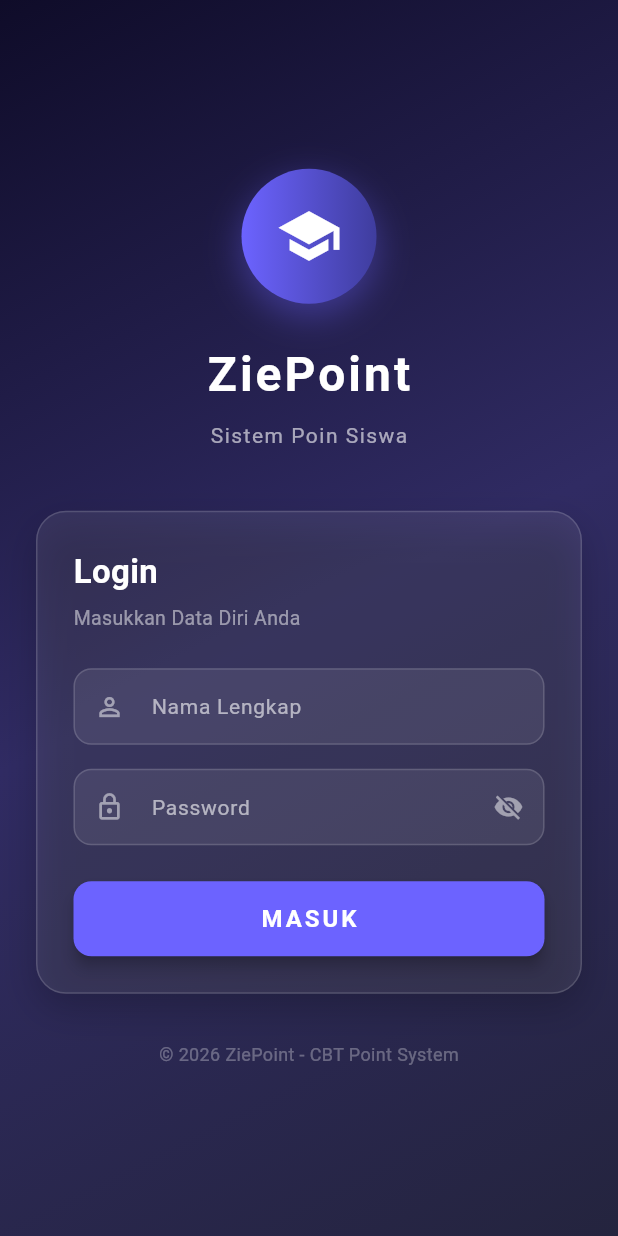
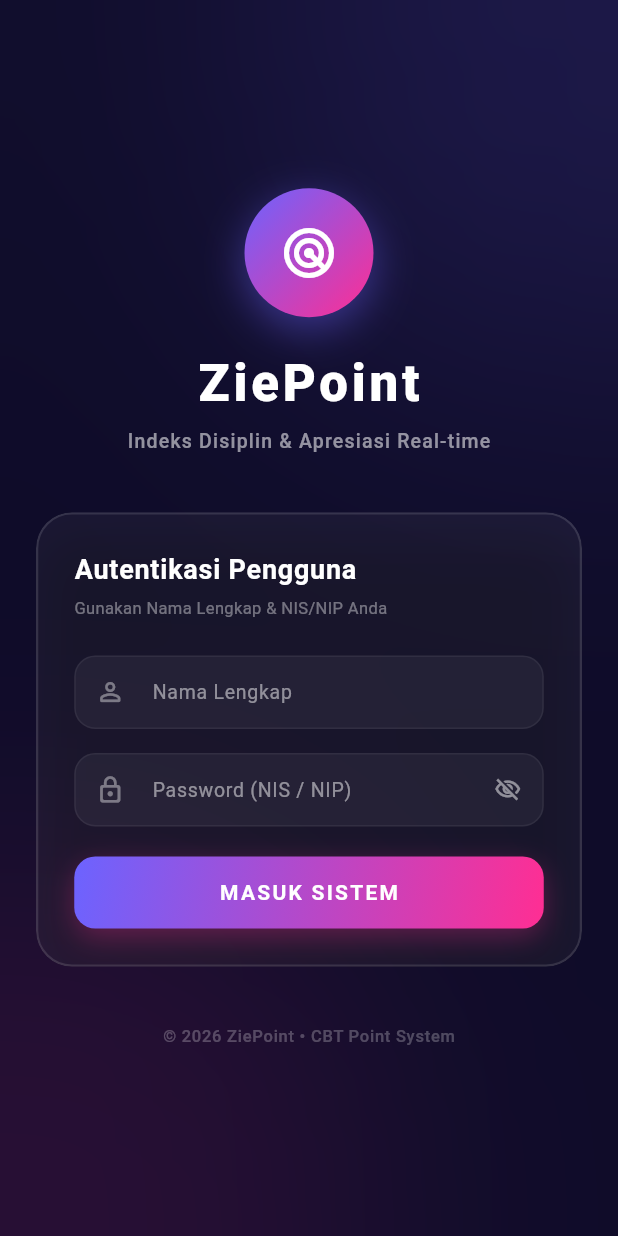
Before and after one commit to putrimaulidiayusuf/CBT-Point, a Flutter app: the screen it shows after launch, on a phone screen of 412 x 824 dp. Run offline on Flutter 3.47's test engine with Material 3 defaults, Android fonts, the phone set to English and light mode, and no system bars; our stand-ins replace qr_flutter, shared_preferences; missing offline and left inert: mobile_scanner.

Commit message:
Fix Trouble

```diff
--- a/lib/views/login_view.dart
+++ b/lib/views/login_view.dart
@@ -1,3 +1,4 @@
+import 'dart:ui';
 import 'package:flutter/material.dart';
 import 'package:provider/provider.dart';
 import '../view_models/auth_view_model.dart';
@@ -6,10 +7,8 @@ import '../view_models/guru_view_model.dart';
 import 'siswa/siswa_dashboard_view.dart';
 import 'guru/guru_main_view.dart';
 
-/// Halaman Login
-/// Form: Nama Lengkap + Password (NIP untuk guru, NIS untuk siswa)
-/// Navigasi berdasarkan role yang terdeteksi
-
+/// Halaman Login Modern & Stylish (Request #8)
+/// Menggunakan visual glassmorphism, background neon glowing, & layout futuristik
 class LoginView extends StatefulWidget {
   const LoginView({super.key});
 
@@ -29,10 +28,10 @@ class _LoginViewState extends State<LoginView> with SingleTickerProviderStateMix
     super.initState();
     _animController = AnimationController(
       vsync: this,
-      duration: const Duration(milliseconds: 800),
+      duration: const Duration(milliseconds: 1000),
     );
     _fadeAnimation = Tween<double>(begin: 0.0, end: 1.0).animate(
-      CurvedAnimation(parent: _animController, curve: Curves.easeInOut),
+      CurvedAnimation(parent: _animController, curve: Curves.fastOutSlowIn),
     );
     _animController.forward();
   }
@@ -52,7 +51,7 @@ class _LoginViewState extends State<LoginView> with SingleTickerProviderStateMix
         _passwordController.text.trim().isEmpty) {
       ScaffoldMessenger.of(context).showSnackBar(
         const SnackBar(
-          content: Text('Nama dan password harus diisi!'),
+          content: Text('Nama Lengkap dan Password wajib diisi!'),
           backgroundColor: Colors.redAccent,
         ),
       );
@@ -68,7 +67,6 @@ class _LoginViewState extends State<LoginView> with SingleTickerProviderStateMix
 
     if (success) {
       if (authVm.userRole == 'siswa' && authVm.currentSiswa != null) {
-        // Init siswa data
         final siswaVm = Provider.of<SiswaViewModel>(context, listen: false);
         await siswaVm.initSiswa(authVm.currentSiswa!.nis);
 
@@ -78,7 +76,6 @@ class _LoginViewState extends State<LoginView> with SingleTickerProviderStateMix
           MaterialPageRoute(builder: (_) => const SiswaDashboardView()),
         );
       } else if (authVm.userRole == 'guru' && authVm.currentGuru != null) {
-        // Init guru data
         final guruVm = Provider.of<GuruViewModel>(context, listen: false);
         await guruVm.initGuru(authVm.currentGuru!.nama);
 
@@ -94,88 +91,125 @@ class _LoginViewState extends State<LoginView> with SingleTickerProviderStateMix
   @override
   Widget build(BuildContext context) {
     final authVm = Provider.of<AuthViewModel>(context);
+    final size = MediaQuery.of(context).size;
 
     return Scaffold(
-      body: Container(
-        decoration: const BoxDecoration(
-          gradient: LinearGradient(
-            begin: Alignment.topLeft,
-            end: Alignment.bottomRight,
-            colors: [
-              Color(0xFF0F0C29),
-              Color(0xFF302B63),
-              Color(0xFF24243E),
-            ],
+      backgroundColor: const Color(0xFF0F0C29),
+      body: Stack(
+        children: [
+          // 1. Background Neon Circles (Glow effect)
+          Positioned(
+            top: -size.height * 0.1,
+            right: -size.width * 0.2,
+            child: Container(
+              width: size.width * 0.8,
+              height: size.width * 0.8,
+              decoration: BoxDecoration(
+                shape: BoxShape.circle,
+                color: const Color(0xFF6C63FF).withValues(alpha: 0.15),
+              ),
+              child: BackdropFilter(
+                filter: ImageFilter.blur(sigmaX: 80, sigmaY: 80),
+                child: Container(color: Colors.transparent),
               ),
             ),
-        child: SafeArea(
+          ),
+          Positioned(
+            bottom: -size.height * 0.15,
+            left: -size.width * 0.3,
+            child: Container(
+              width: size.width * 0.9,
+              height: size.width * 0.9,
+              decoration: BoxDecoration(
+                shape: BoxShape.circle,
+                color: const Color(0xFFFF2E93).withValues(alpha: 0.1),
+              ),
+              child: BackdropFilter(
+                filter: ImageFilter.blur(sigmaX: 90, sigmaY: 90),
+                child: Container(color: Colors.transparent),
+              ),
+            ),
+          ),
+
+          // 2. Main content scroll view
+          SafeArea(
             child: Center(
               child: SingleChildScrollView(
+                physics: const BouncingScrollPhysics(),
                 padding: const EdgeInsets.symmetric(horizontal: 24),
                 child: FadeTransition(
                   opacity: _fadeAnimation,
                   child: Column(
                     mainAxisAlignment: MainAxisAlignment.center,
                     children: [
-                    // Logo / Icon
+                      const SizedBox(height: 20),
+                      // Logo & Icon
                       Container(
-                      width: 90,
-                      height: 90,
+                        width: 86,
+                        height: 86,
                         decoration: BoxDecoration(
                           shape: BoxShape.circle,
                           gradient: const LinearGradient(
-                          colors: [Color(0xFF6C63FF), Color(0xFF3F3D9E)],
+                            colors: [Color(0xFF6C63FF), Color(0xFFFF2E93)],
+                            begin: Alignment.topLeft,
+                            end: Alignment.bottomRight,
                           ),
                           boxShadow: [
                             BoxShadow(
-                            color: const Color(0xFF6C63FF).withValues(alpha: 0.4),
-                            blurRadius: 20,
+                              color: const Color(0xFF6C63FF).withValues(alpha: 0.45),
+                              blurRadius: 24,
                               offset: const Offset(0, 8),
                             ),
                           ],
                         ),
                         child: const Icon(
-                        Icons.school,
+                          Icons.radar_rounded, // Futuristic icon
                           color: Colors.white,
-                        size: 44,
+                          size: 40,
                         ),
                       ),
-                    const SizedBox(height: 24),
+                      const SizedBox(height: 20),
                       // Title
                       const Text(
                         'ZiePoint',
                         style: TextStyle(
-                        fontSize: 32,
-                        fontWeight: FontWeight.bold,
+                          fontSize: 34,
+                          fontWeight: FontWeight.w900,
                           color: Colors.white,
-                        letterSpacing: 2,
+                          letterSpacing: 2.5,
                         ),
                       ),
-                    const SizedBox(height: 8),
+                      const SizedBox(height: 4),
                       Text(
-                      'Sistem Poin Siswa',
+                        'Indeks Disiplin & Apresiasi Real-time',
                         style: TextStyle(
-                        fontSize: 14,
-                        color: Colors.white.withValues(alpha: 0.6),
-                        letterSpacing: 1,
+                          fontSize: 13,
+                          color: Colors.white.withValues(alpha: 0.55),
+                          fontWeight: FontWeight.w500,
+                          letterSpacing: 0.8,
                         ),
                       ),
-                    const SizedBox(height: 40),
+                      const SizedBox(height: 38),
 
-                    // Form Card
-                    Container(
+                      // Glassmorphic Login Card
+                      ClipRRect(
+                        borderRadius: BorderRadius.circular(24),
+                        child: BackdropFilter(
+                          filter: ImageFilter.blur(sigmaX: 16, sigmaY: 16),
+                          child: Container(
                             padding: const EdgeInsets.all(24),
                             decoration: BoxDecoration(
-                        color: Colors.white.withValues(alpha: 0.08),
-                        borderRadius: BorderRadius.circular(20),
+                              color: Colors.white.withValues(alpha: 0.05),
+                              borderRadius: BorderRadius.circular(24),
                               border: Border.all(
-                          color: Colors.white.withValues(alpha: 0.15),
+                                color: Colors.white.withValues(alpha: 0.12),
+                                width: 1.5,
                               ),
                               boxShadow: [
                                 BoxShadow(
-                            color: Colors.black.withValues(alpha: 0.2),
-                            blurRadius: 20,
-                            offset: const Offset(0, 10),
+                                  color: Colors.black.withValues(alpha: 0.25),
+                                  blurRadius: 30,
+                                  offset: const Offset(0, 15),
                                 ),
                               ],
                             ),
@@ -183,44 +217,45 @@ class _LoginViewState extends State<LoginView> with SingleTickerProviderStateMix
                               crossAxisAlignment: CrossAxisAlignment.stretch,
                               children: [
                                 const Text(
-                            'Login',
+                                  'Autentikasi Pengguna',
                                   style: TextStyle(
-                              fontSize: 22,
+                                    fontSize: 18,
                                     fontWeight: FontWeight.bold,
                                     color: Colors.white,
+                                    letterSpacing: 0.5,
                                   ),
                                 ),
-                          const SizedBox(height: 6),
+                                const SizedBox(height: 4),
                                 Text(
-                            'Masukkan Data Diri Anda',
+                                  'Gunakan Nama Lengkap & NIS/NIP Anda',
                                   style: TextStyle(
-                              fontSize: 13,
-                              color: Colors.white.withValues(alpha: 0.5),
+                                    fontSize: 11,
+                                    color: Colors.white.withValues(alpha: 0.4),
                                   ),
                                 ),
                                 const SizedBox(height: 24),
 
-                          // Nama Lengkap
+                                // Nama Lengkap Field
                                 _buildTextField(
                                   controller: _namaController,
                                   label: 'Nama Lengkap',
-                            icon: Icons.person_outline,
+                                  icon: Icons.person_outline_rounded,
                                 ),
                                 const SizedBox(height: 16),
 
-                          // Password
+                                // Password / NIS Field
                                 _buildTextField(
                                   controller: _passwordController,
-                            label: 'Password',
-                            icon: Icons.lock_outline,
+                                  label: 'Password (NIS / NIP)',
+                                  icon: Icons.lock_outline_rounded,
                                   obscure: _obscurePassword,
                                   suffixIcon: IconButton(
                                     icon: Icon(
                                       _obscurePassword
-                                    ? Icons.visibility_off
-                                    : Icons.visibility,
+                                          ? Icons.visibility_off_outlined
+                                          : Icons.visibility_outlined,
                                       color: Colors.white.withValues(alpha: 0.5),
-                                size: 20,
+                                      size: 18,
                                     ),
                                     onPressed: () {
                                       setState(() {
@@ -229,23 +264,23 @@ class _LoginViewState extends State<LoginView> with SingleTickerProviderStateMix
                                     },
                                   ),
                                 ),
-                          const SizedBox(height: 24),
+                                const SizedBox(height: 20),
 
-                          // Error message
+                                // Error Banner
                                 if (authVm.errorMessage != null)
                                   Container(
                                     padding: const EdgeInsets.all(12),
                                     margin: const EdgeInsets.only(bottom: 16),
                                     decoration: BoxDecoration(
-                                color: Colors.redAccent.withValues(alpha: 0.15),
-                                borderRadius: BorderRadius.circular(10),
+                                      color: Colors.redAccent.withValues(alpha: 0.12),
+                                      borderRadius: BorderRadius.circular(12),
                                       border: Border.all(
-                                  color: Colors.redAccent.withValues(alpha: 0.3),
+                                        color: Colors.redAccent.withValues(alpha: 0.25),
                                       ),
                                     ),
                                     child: Row(
                                       children: [
-                                  const Icon(Icons.error_outline,
+                                        const Icon(Icons.error_outline_rounded,
                                             color: Colors.redAccent, size: 18),
                                         const SizedBox(width: 8),
                                         Expanded(
@@ -253,7 +288,8 @@ class _LoginViewState extends State<LoginView> with SingleTickerProviderStateMix
                                             authVm.errorMessage!,
                                             style: const TextStyle(
                                               color: Colors.redAccent,
-                                        fontSize: 13,
+                                              fontSize: 12,
+                                              fontWeight: FontWeight.w500,
                                             ),
                                           ),
                                         ),
@@ -261,34 +297,51 @@ class _LoginViewState extends State<LoginView> with SingleTickerProviderStateMix
                                     ),
                                   ),
 
-                          // Login Button
+                                // Action Button
                                 SizedBox(
-                            height: 50,
+                                  height: 48,
+                                  child: Container(
+                                    decoration: BoxDecoration(
+                                      borderRadius: BorderRadius.circular(14),
+                                      gradient: const LinearGradient(
+                                        colors: [Color(0xFF6C63FF), Color(0xFFFF2E93)],
+                                        begin: Alignment.topLeft,
+                                        end: Alignment.bottomRight,
+                                      ),
+                                      boxShadow: [
+                                        BoxShadow(
+                                          color: const Color(0xFFFF2E93).withValues(alpha: 0.3),
+                                          blurRadius: 16,
+                                          offset: const Offset(0, 6),
+                                        ),
+                                      ],
+                                    ),
                                     child: ElevatedButton(
                                       onPressed: authVm.isLoading ? null : _handleLogin,
                                       style: ElevatedButton.styleFrom(
-                                backgroundColor: const Color(0xFF6C63FF),
-                                foregroundColor: Colors.white,
+                                        backgroundColor: Colors.transparent,
+                                        shadowColor: Colors.transparent,
                                         shape: RoundedRectangleBorder(
-                                  borderRadius: BorderRadius.circular(12),
+                                          borderRadius: BorderRadius.circular(14),
                                         ),
-                                elevation: 4,
                                       ),
                                       child: authVm.isLoading
                                           ? const SizedBox(
-                                      width: 22,
-                                      height: 22,
+                                              width: 20,
+                                              height: 20,
                                               child: CircularProgressIndicator(
                                                 color: Colors.white,
                                                 strokeWidth: 2,
                                               ),
                                             )
                                           : const Text(
-                                      'MASUK',
+                                              'MASUK SISTEM',
                                               style: TextStyle(
-                                        fontSize: 16,
+                                                fontSize: 14,
                                                 fontWeight: FontWeight.bold,
-                                        letterSpacing: 2,
+                                                color: Colors.white,
+                                                letterSpacing: 1.5,
+                                              ),
                                             ),
                                     ),
                                   ),
@@ -296,21 +349,27 @@ class _LoginViewState extends State<LoginView> with SingleTickerProviderStateMix
                               ],
                             ),
                           ),
-                    const SizedBox(height: 32),
-                    // Footer
-                    Text(
-                      '© 2026 ZiePoint - CBT Point System',
-                      style: TextStyle(
-                        color: Colors.white.withValues(alpha: 0.3),
-                        fontSize: 12,
                         ),
                       ),
+                      const SizedBox(height: 38),
+                      // Footer info
+                      Text(
+                        '© 2026 ZiePoint • CBT Point System',
+                        style: TextStyle(
+                          color: Colors.white.withValues(alpha: 0.25),
+                          fontSize: 11,
+                          fontWeight: FontWeight.w500,
+                          letterSpacing: 0.5,
+                        ),
+                      ),
+                      const SizedBox(height: 20),
                     ],
                   ),
                 ),
               ),
             ),
           ),
+        ],
       ),
     );
   }
@@ -322,34 +381,38 @@ class _LoginViewState extends State<LoginView> with SingleTickerProviderStateMix
     bool obscure = false,
     Widget? suffixIcon,
   }) {
-    return TextField(
+    return Container(
+      decoration: BoxDecoration(
+        color: Colors.white.withValues(alpha: 0.05),
+        borderRadius: BorderRadius.circular(14),
+      ),
+      child: TextField(
         controller: controller,
         obscureText: obscure,
-      style: const TextStyle(color: Colors.white, fontSize: 15),
+        style: const TextStyle(color: Colors.white, fontSize: 14),
         decoration: InputDecoration(
           labelText: label,
           labelStyle: TextStyle(
-          color: Colors.white.withValues(alpha: 0.6),
-          fontSize: 14,
+            color: Colors.white.withValues(alpha: 0.5),
+            fontSize: 13,
           ),
-        prefixIcon: Icon(icon, color: Colors.white.withValues(alpha: 0.5), size: 20),
+          prefixIcon: Icon(icon, color: Colors.white.withValues(alpha: 0.4), size: 20),
           suffixIcon: suffixIcon,
-        filled: true,
-        fillColor: Colors.white.withValues(alpha: 0.08),
           border: OutlineInputBorder(
-          borderRadius: BorderRadius.circular(12),
-          borderSide: BorderSide(color: Colors.white.withValues(alpha: 0.2)),
+            borderRadius: BorderRadius.circular(14),
+            borderSide: BorderSide(color: Colors.white.withValues(alpha: 0.1)),
           ),
           enabledBorder: OutlineInputBorder(
-          borderRadius: BorderRadius.circular(12),
-          borderSide: BorderSide(color: Colors.white.withValues(alpha: 0.15)),
+            borderRadius: BorderRadius.circular(14),
+            borderSide: BorderSide(color: Colors.white.withValues(alpha: 0.06)),
           ),
           focusedBorder: OutlineInputBorder(
-          borderRadius: BorderRadius.circular(12),
+            borderRadius: BorderRadius.circular(14),
             borderSide: const BorderSide(color: Color(0xFF6C63FF), width: 1.5),
           ),
           contentPadding: const EdgeInsets.symmetric(horizontal: 16, vertical: 14),
         ),
+      ),
     );
   }
 }
--- a/lib/views/siswa/siswa_dashboard_view.dart
+++ b/lib/views/siswa/siswa_dashboard_view.dart
@@ -3,7 +3,6 @@ import 'package:provider/provider.dart';
 import 'package:qr_flutter/qr_flutter.dart';
 import '../../view_models/auth_view_model.dart';
 import '../../view_models/siswa_view_model.dart';
-import '../../models/jenis_catatan_model.dart';
 import '../widgets/custom_header.dart';
 import '../widgets/point_card.dart';
 import '../widgets/discipline_indicator.dart';
```
Lines whose indentation alone changed are shown as unchanged.
